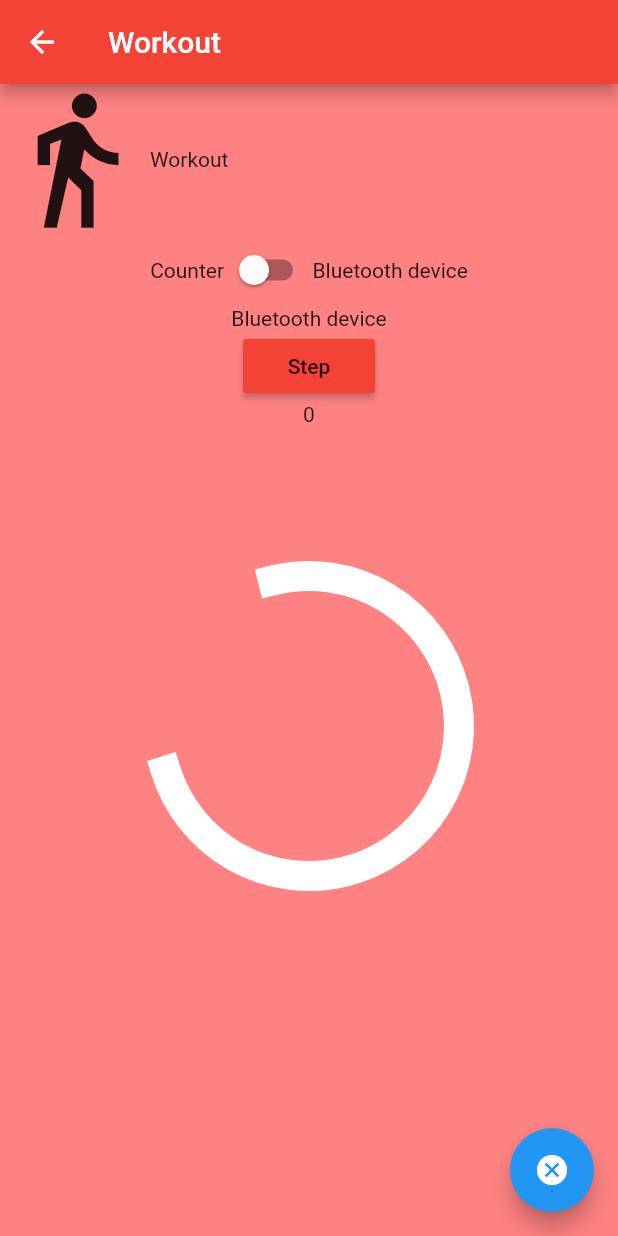
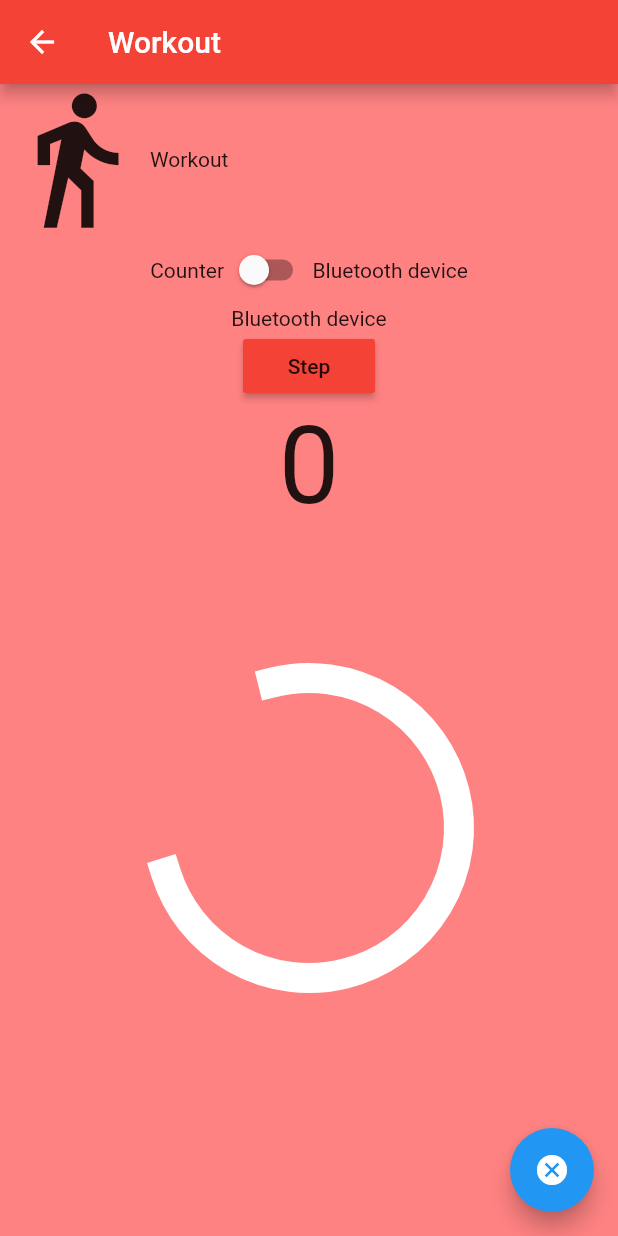
Before and after one commit to christianlegge/shoestep, a Flutter app: the WorkoutScreen screen opened by its route, on a phone screen of 412 x 824 dp. Run offline on Flutter 3.47's test engine with Material 2 defaults, Android fonts, the phone set to English and light mode, and no system bars; our stand-ins replace charts_flutter, flutter_blue, sqflite; accounts and stored records are empty.

Commit message:
slightly more friendly

```diff
--- a/lib/main.dart
+++ b/lib/main.dart
@@ -13,6 +13,7 @@ import 'package:flutter_shoestep/home.dart';
 import 'package:flutter_shoestep/workout.dart';
 
 FlutterBlue flutterBlue = FlutterBlue.instance;
+StreamSubscription deviceConnection;
 BluetoothDevice gSelectedDevice;
 BluetoothCharacteristic gSelectedCharacteristic;
 
@@ -207,7 +208,6 @@ class BluetoothScreenState extends State<BluetoothScreen> {
   bool scanning = false;
   Map<String, ScanResult> devices = new Map();
   var scanSubscription;
-  StreamSubscription deviceConnection;
   BluetoothDevice selectedDevice;
   List<BluetoothService> deviceServices;
   BluetoothService selectedService;
--- a/lib/workout.dart
+++ b/lib/workout.dart
@@ -114,7 +114,12 @@ class WorkoutScreenState extends State<WorkoutScreen> {
                   });
                 },
               ),
-              Text(currentSteps.toString()),
+              Text(
+                currentSteps.toString(),
+                style: TextStyle(
+                  fontSize: 72,
+                )
+              ),
               Container(
                 height: 100,
               ),
```
Also changed, not shown: lib/home.dart (+12 -0 lines).
